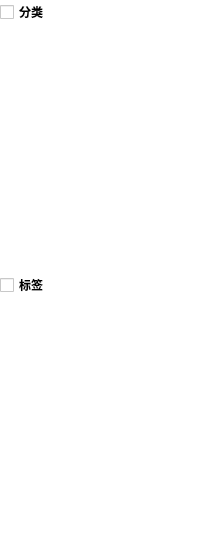
Qt form VoiceBankUtils/categoriesandlabelslistwidget.ui (shine5402/VoicebankManager) before a commit.
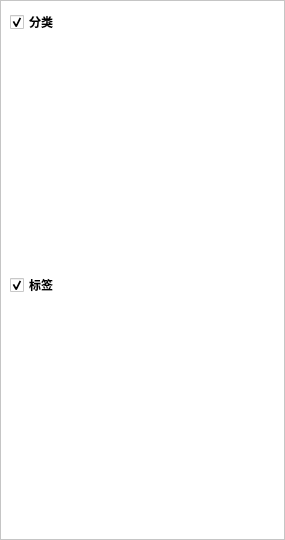
The same form after that commit.

What changed in the file:
```diff
--- a/VoiceBankUtils/categoriesandlabelslistwidget.ui
+++ b/VoiceBankUtils/categoriesandlabelslistwidget.ui
@@ -6,7 +6,7 @@
    <rect>
     <x>0</x>
     <y>0</y>
-    <width>202</width>
+    <width>285</width>
     <height>540</height>
    </rect>
   </property>
@@ -17,24 +17,36 @@
    <string notr="true">background-color:white
 </string>
   </property>
+  <layout class="QGridLayout" name="gridLayout_2">
+   <property name="leftMargin">
+    <number>0</number>
+   </property>
+   <property name="topMargin">
+    <number>0</number>
+   </property>
+   <property name="rightMargin">
+    <number>0</number>
+   </property>
+   <property name="bottomMargin">
+    <number>0</number>
+   </property>
+   <item row="0" column="0">
+    <widget class="QFrame" name="frame">
+     <property name="frameShape">
+      <enum>QFrame::StyledPanel</enum>
+     </property>
+     <property name="frameShadow">
+      <enum>QFrame::Sunken</enum>
+     </property>
   <layout class="QGridLayout" name="gridLayout">
-   <property name="leftMargin">
-    <number>0</number>
-   </property>
-   <property name="topMargin">
-    <number>0</number>
-   </property>
-   <property name="rightMargin">
-    <number>0</number>
-   </property>
-   <property name="bottomMargin">
-    <number>0</number>
-   </property>
-   <property name="spacing">
-    <number>0</number>
-   </property>
    <item row="0" column="0">
     <widget class="QScrollArea" name="scrollArea">
+        <property name="sizePolicy">
+         <sizepolicy hsizetype="Preferred" vsizetype="Preferred">
+          <horstretch>0</horstretch>
+          <verstretch>0</verstretch>
+         </sizepolicy>
+        </property>
      <property name="frameShape">
       <enum>QFrame::NoFrame</enum>
      </property>
@@ -46,8 +58,8 @@
        <rect>
         <x>0</x>
         <y>0</y>
-        <width>202</width>
-        <height>540</height>
+           <width>261</width>
+           <height>516</height>
        </rect>
       </property>
       <layout class="QVBoxLayout" name="verticalLayout">
@@ -74,10 +86,19 @@
          <property name="text">
           <string>分类</string>
          </property>
+            <property name="checked">
+             <bool>true</bool>
+            </property>
         </widget>
        </item>
        <item>
         <widget class="QListView" name="categoriesListView">
+            <property name="sizePolicy">
+             <sizepolicy hsizetype="Preferred" vsizetype="Preferred">
+              <horstretch>0</horstretch>
+              <verstretch>0</verstretch>
+             </sizepolicy>
+            </property>
          <property name="frameShape">
           <enum>QFrame::NoFrame</enum>
          </property>
@@ -97,10 +118,19 @@
          <property name="text">
           <string>标签</string>
          </property>
+            <property name="checked">
+             <bool>true</bool>
+            </property>
         </widget>
        </item>
        <item>
         <widget class="QListView" name="labelListView">
+            <property name="sizePolicy">
+             <sizepolicy hsizetype="Preferred" vsizetype="Preferred">
+              <horstretch>0</horstretch>
+              <verstretch>0</verstretch>
+             </sizepolicy>
+            </property>
          <property name="frameShape">
           <enum>QFrame::NoFrame</enum>
          </property>
@@ -111,6 +141,9 @@
        </item>
       </layout>
      </widget>
+       </widget>
+      </item>
+     </layout>
     </widget>
    </item>
   </layout>
```
Lines whose indentation alone changed are shown as unchanged.
